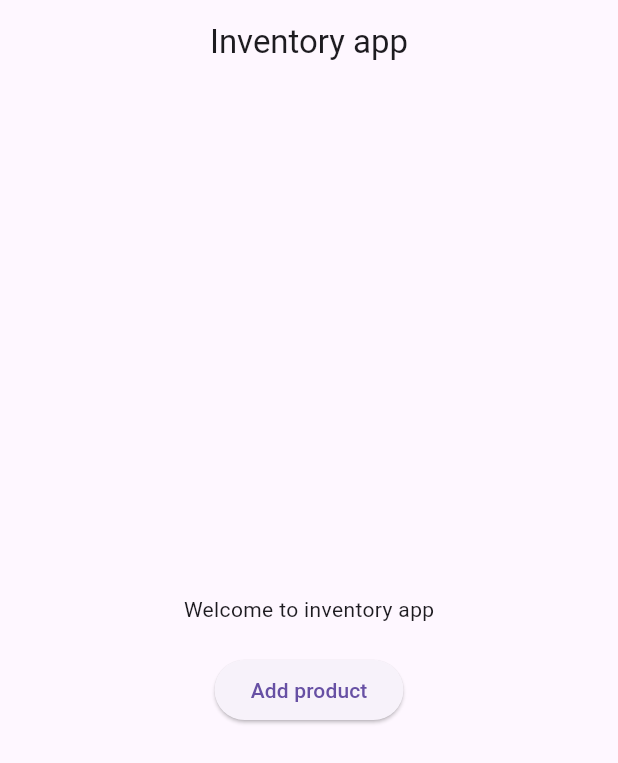
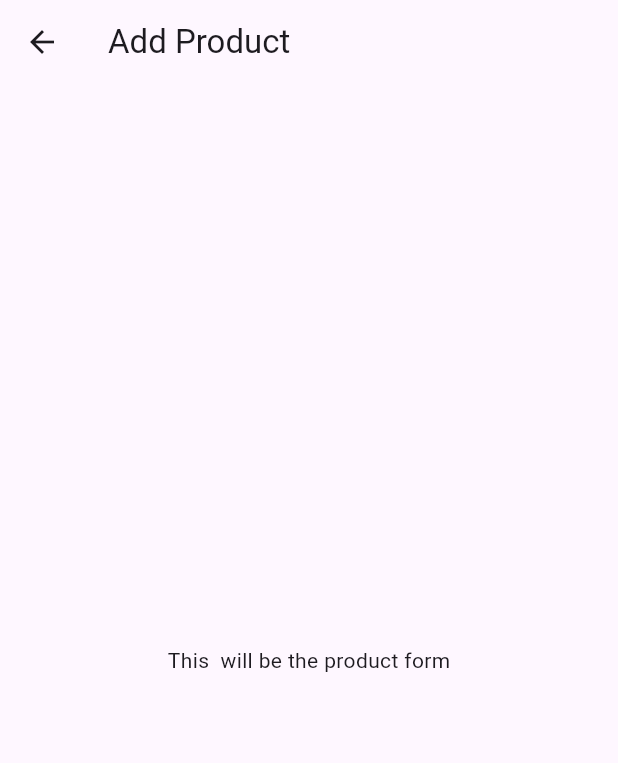
Before and after one commit to shraddhasa666/Inventory-_management_system, a Flutter app: the screen it shows after launch, after a tap on "Add product", on a phone screen of 412 x 824 dp. Shown: the top 763 px of the screen. Run offline on Flutter 3.47's test engine with Material 3 defaults, Android fonts, the phone set to English and light mode, and no system bars.

Commit message:
connected add product screen using navigator'

```diff
--- /dev/null
+++ b/lib/add_product_screen.dart
@@ -0,0 +1,17 @@
+import 'package:flutter/material.dart';
+
+class AddProductScreen extends StatelessWidget {
+  const AddProductScreen({super.key});
+
+  @override
+  Widget build(BuildContext context) {
+    return Scaffold(
+      appBar: AppBar(
+        title: Text("Add Product"),
+      ),
+      body: Center(
+        child: Text("This  will be the product form"),
+      ),
+    );
+  }
+}
--- /dev/null
+++ b/lib/home_page.dart
@@ -0,0 +1,34 @@
+import 'package:flutter/material.dart';
+import 'package:inventory_mng_system/add_product_screen.dart';
+
+class HomePage extends StatelessWidget {
+  const HomePage({super.key});
+
+  @override
+  Widget build(BuildContext context) {
+    return Scaffold(
+      appBar: AppBar(
+        title: Text("INventory app"),
+        centerTitle: true,
+      ),
+      body: Center(
+        child: Column(
+          mainAxisAlignment: MainAxisAlignment.center,
+            children: [
+              Text("Welcome to inventory app"),
+              SizedBox(height: 20,),
+              ElevatedButton(
+              onPressed: (){
+               Navigator.push(context,
+               MaterialPageRoute(
+                builder: (context)=>AddProductScreen(),
+                ),
+               );
+              },
+              child: Text("Add product"))
+            ],
+        ),
+      ),
+    );
+  }
+}
--- a/lib/main.dart
+++ b/lib/main.dart
@@ -1,4 +1,5 @@
 import 'package:flutter/material.dart';
+import 'package:inventory_mng_system/home_page.dart';
 
 void main(){
   runApp(MyApp());
@@ -11,26 +12,7 @@ class MyApp extends StatelessWidget {
   Widget build(BuildContext context) {
     return MaterialApp(
       debugShowCheckedModeBanner: false,
-      home: Scaffold(
-        appBar: AppBar(
-          title: Text("Inventory app"),
-          centerTitle: true,
-        ),
-      body: Center(
-          child: Column(
-            mainAxisAlignment: MainAxisAlignment.center,
-            children: [
-              Text("Welcome to inventory app"),
-              SizedBox(height: 20,),
-              ElevatedButton(
-              onPressed: (){
-
-              },
-              child: Text("Add product"))
-            ],
-          ),
-       ),
-      )
+      home: HomePage(),
     );
   }
 }
```
